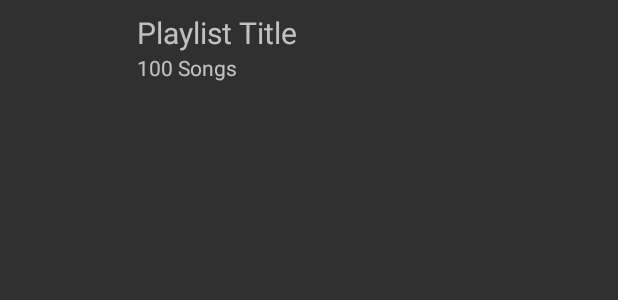
After one commit to glezzz/Android-Spotify-clone, an Android app: the layout list_item.xml on its own in the app's theme, with its tools: preview values and no code run, on a phone screen of 412 x 824 dp. The commit adds this screen. Shown: the top 300 px of the screen. Run offline under Robolectric (Android 15) with nearby library versions, the phone set to English and light mode, and no system bars.

Commit message:
dagger hilt setup, fixed bugs

```diff
--- a/app/src/main/AndroidManifest.xml
+++ b/app/src/main/AndroidManifest.xml
@@ -9,7 +9,7 @@
         android:label="@string/app_name"
         android:roundIcon="@mipmap/ic_launcher_round"
         android:supportsRtl="true"
-        android:theme="@style/Theme.SpotifyClone">
+        android:theme="@style/Theme.AppCompat">
         <activity android:name=".MainActivity">
             <intent-filter>
                 <action android:name="android.intent.action.MAIN" />
--- /dev/null
+++ b/app/src/main/res/layout/list_item.xml
@@ -0,0 +1,40 @@
+<?xml version="1.0" encoding="utf-8"?>
+<androidx.constraintlayout.widget.ConstraintLayout xmlns:android="http://schemas.android.com/apk/res/android"
+    xmlns:app="http://schemas.android.com/apk/res-auto"
+    android:layout_width="match_parent"
+    android:layout_height="wrap_content">
+
+    <ImageView
+        android:id="@+id/ivItemImage"
+        android:layout_width="75dp"
+        android:layout_height="75dp"
+        app:layout_constraintStart_toStartOf="parent"
+        app:layout_constraintTop_toTopOf="parent" />
+
+    <com.google.android.material.textview.MaterialTextView
+        android:id="@+id/tvPrimary"
+        android:layout_width="0dp"
+        android:layout_height="wrap_content"
+        android:layout_marginLeft="16dp"
+        android:layout_marginTop="8dp"
+        android:layout_marginRight="16dp"
+        android:gravity="center|left"
+        android:text="Playlist Title"
+        android:textSize="20sp"
+        app:layout_constraintEnd_toEndOf="parent"
+        app:layout_constraintStart_toEndOf="@+id/ivItemImage"
+        app:layout_constraintTop_toTopOf="parent" />
+
+    <com.google.android.material.textview.MaterialTextView
+        android:id="@+id/tvSecondary"
+        android:layout_width="0dp"
+        android:layout_height="wrap_content"
+        android:layout_marginLeft="16dp"
+        android:layout_marginRight="16dp"
+        android:text="100 Songs"
+        android:textSize="14sp"
+        app:layout_constraintEnd_toEndOf="parent"
+        app:layout_constraintStart_toEndOf="@+id/ivItemImage"
+        app:layout_constraintTop_toBottomOf="@+id/tvPrimary" />
+
+</androidx.constraintlayout.widget.ConstraintLayout>
--- a/build.gradle
+++ b/build.gradle
@@ -8,7 +8,7 @@ buildscript {
     dependencies {
         classpath "com.android.tools.build:gradle:4.1.3"
         classpath "org.jetbrains.kotlin:kotlin-gradle-plugin:$kotlin_version"
-        classpath "com.google.dagger:hilt-android-gradle-plugin:2.28.3-alpha"
+        classpath "com.google.dagger:hilt-android-gradle-plugin:2.31.2-alpha"
         classpath 'com.google.gms:google-services:4.3.5'
 
         // NOTE: Do not place your application dependencies here; they belong
```
Also changed, not shown: app/build.gradle (+12 -2 lines), app/src/main/java/com/myproject/spotifyclone/MainActivity.kt (+9 -0 lines), app/src/main/java/com/myproject/spotifyclone/di/ServiceModule.kt (added, +50 -0 lines), app/src/main/res/drawable/ic_play.xml (added, +10 -0 lines), app/src/main/res/layout/activity_main.xml (+44 -7 lines), app/src/main/res/layout/fragment_home.xml (added, +30 -0 lines), app/src/main/res/layout/swipe_item.xml (added, +19 -0 lines), app/src/main/res/values/colors.xml (+7 -0 lines).
